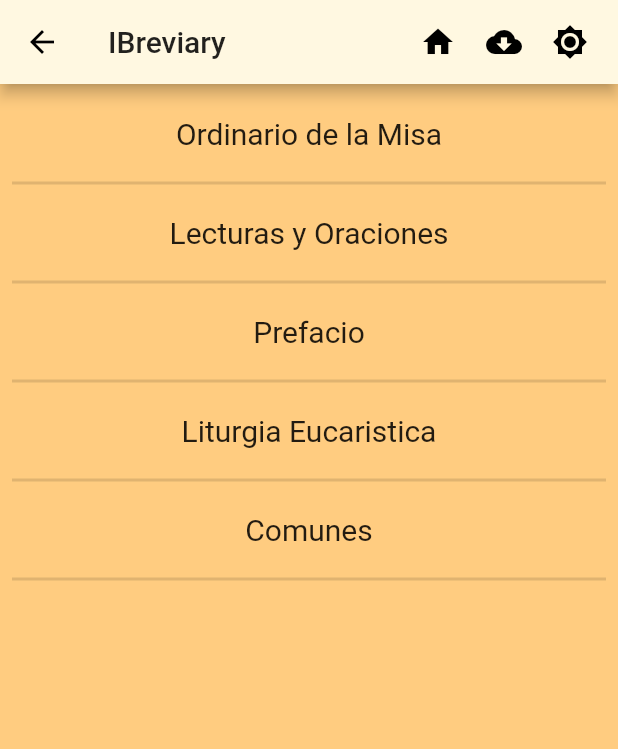
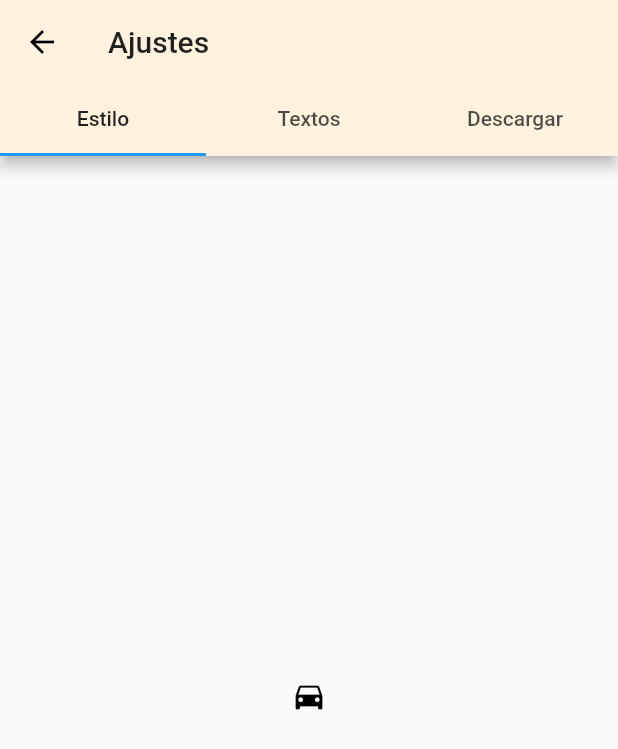
Before and after one commit to amauryperalta28/IBreviary-clone, a Flutter app: the MisalPage screen opened by its route, after a tap on the "brightness high" icon, on a phone screen of 412 x 824 dp. Shown: the top 749 px of the screen. Run offline on Flutter 3.47's test engine with Material 2 defaults, Android fonts, the phone set to English and light mode, and no system bars.

Commit message:
Added settings page Added settings page route configuration

```diff
--- a/ibreviary_clone/lib/src/main.dart
+++ b/ibreviary_clone/lib/src/main.dart
@@ -4,6 +4,7 @@ import 'package:ibreviary_clone/src/pages/home_page.dart';
 import 'package:ibreviary_clone/src/pages/misal_page.dart';
 import 'package:ibreviary_clone/src/pages/prayers_page.dart';
 import 'package:ibreviary_clone/src/pages/rituals_page.dart';
+import 'package:ibreviary_clone/src/pages/settings_page.dart';
 
 
 void main() {
@@ -35,7 +36,8 @@ class MyApp extends StatelessWidget {
           'breviary':(BuildContext context) => BreviaryPage(),
           'misal':(BuildContext context) => MisalPage(),
           'rituals':(BuildContext context) => RitualsPage(),
-          'prayers' :(BuildContext context) => PrayersPage()
+          'prayers' :(BuildContext context) => PrayersPage(),
+          'settings' :(BuildContext context) => SettingsPage()
        }  ,
     );
   }
--- a/ibreviary_clone/lib/src/pages/ibreviary_app_bar.dart
+++ b/ibreviary_clone/lib/src/pages/ibreviary_app_bar.dart
@@ -29,7 +29,10 @@ class IBreviaryAppBar extends AppBar {
       Padding(
         padding: EdgeInsets.only(right: 20.0),
         child: GestureDetector(
-          onTap: () {},
+          onTap: () {
+            Navigator.pushNamed(context, 'settings');
+
+          },
           child: Icon(Icons.brightness_high),
         ),
       )
--- /dev/null
+++ b/ibreviary_clone/lib/src/pages/settings_page.dart
@@ -0,0 +1,32 @@
+import 'package:flutter/material.dart';
+
+class SettingsPage extends StatelessWidget {
+  @override
+  Widget build(BuildContext context) {
+
+    return DefaultTabController(
+        length: 3,
+        child: Scaffold(
+          appBar: AppBar(
+            bottom: TabBar(
+              tabs: [
+                Tab(text: 'Estilo'),
+                Tab(text: 'Textos'),
+                Tab(text: 'Descargar'),
+              ],
+            ),
+            title: Text('Ajustes'),
+            backgroundColor: Colors.orange[50],
+          ),
+          body: TabBarView(
+            children: [
+              Icon(Icons.directions_car),
+              Icon(Icons.directions_transit),
+              Icon(Icons.directions_bike),
+            ],
+          ),
+        ),
+      );
+  }
+
+}
--- a/ibreviary_clone/pubspec.yaml
+++ b/ibreviary_clone/pubspec.yaml
@@ -21,6 +21,7 @@ environment:
   sdk: ">=2.7.0 <3.0.0"
 
 dependencies:
+  cached_network_image: ^2.2.0+1
   flutter:
     sdk: flutter
 
```
Also changed, not shown: ibreviary_clone/pubspec.lock.
